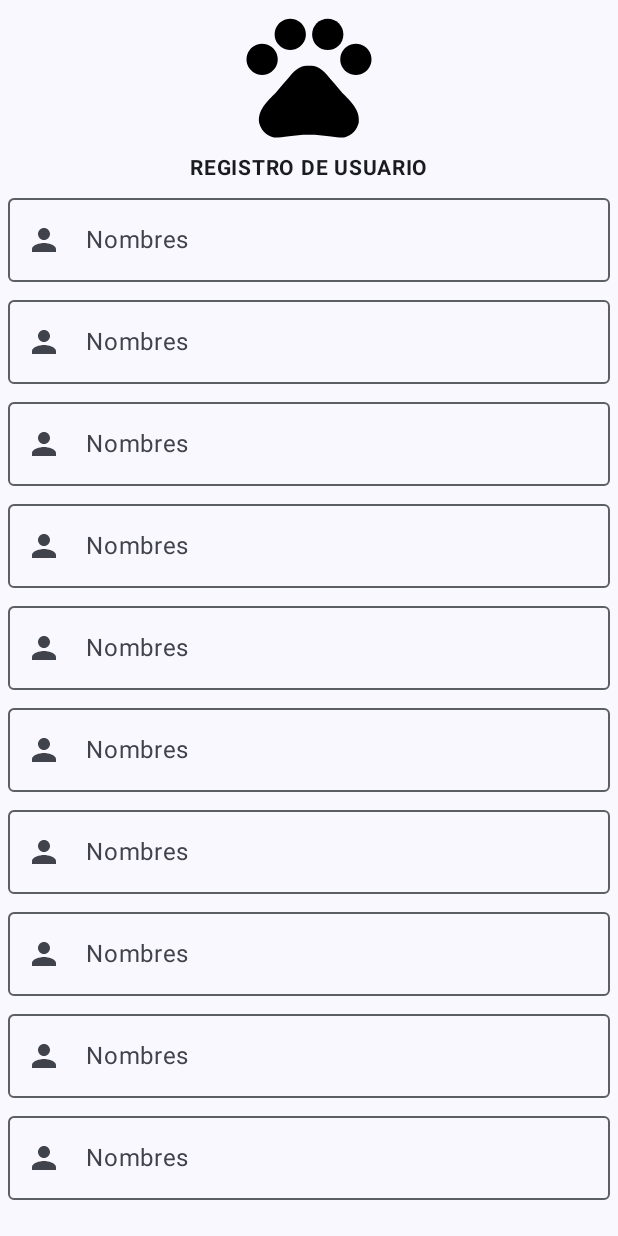
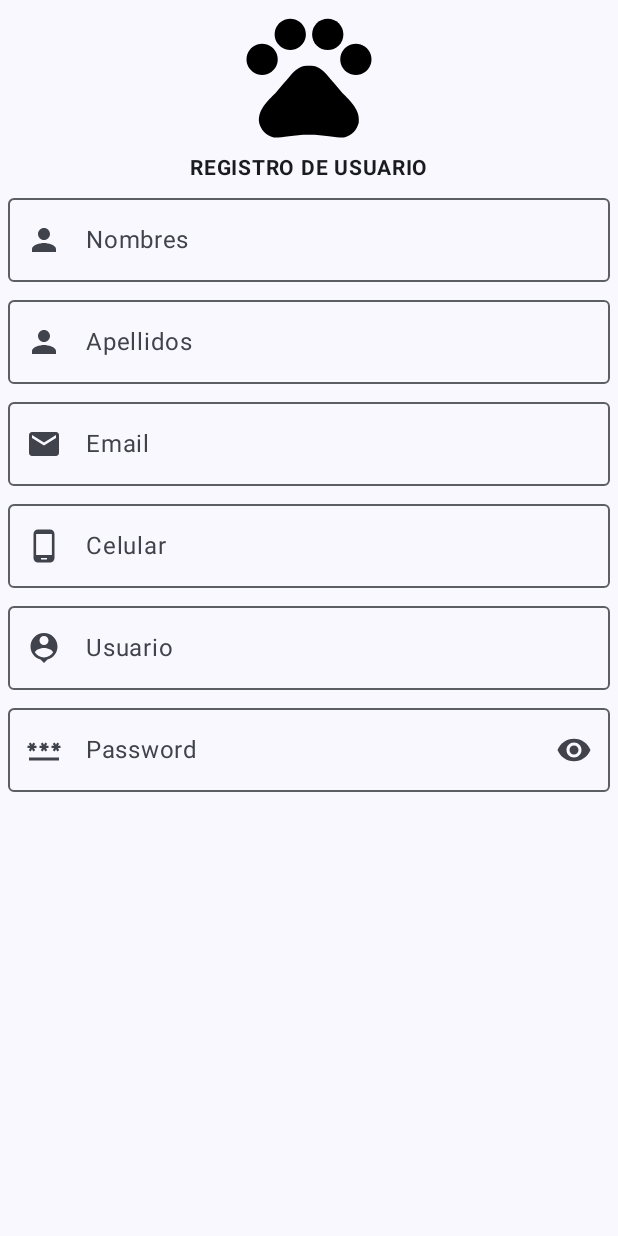
Before and after one commit to lsalvatierra/apppatitas-compose, an Android app built with Jetpack Compose: the registroScreen screen opened through its navigation route, on a phone screen of 412 x 824 dp. Run offline under Robolectric (Android 15) with nearby library versions, the phone set to English and light mode, and no system bars; our stand-ins replace Dagger/Hilt's generated code, livedata-compose.

Commit message:
Reestructuracòn y diseño del registro terminado.

```diff
--- a/app/src/main/java/pe/edu/idat/apppatitas_compose/MainActivity.kt
+++ b/app/src/main/java/pe/edu/idat/apppatitas_compose/MainActivity.kt
@@ -12,7 +12,7 @@ import androidx.navigation.compose.composable
 
 import androidx.navigation.compose.rememberNavController
 import dagger.hilt.android.AndroidEntryPoint
-import pe.edu.idat.apppatitas_compose.auth.view.LoginViewModel
+import pe.edu.idat.apppatitas_compose.auth.viewmodel.LoginViewModel
 import pe.edu.idat.apppatitas_compose.auth.view.loginScreen
 import pe.edu.idat.apppatitas_compose.auth.view.registroScreen
 import pe.edu.idat.apppatitas_compose.core.rutas.Ruta
--- a/app/src/main/java/pe/edu/idat/apppatitas_compose/auth/data/network/service/AuthService.kt
+++ b/app/src/main/java/pe/edu/idat/apppatitas_compose/auth/data/network/service/AuthService.kt
@@ -3,7 +3,9 @@ package pe.edu.idat.apppatitas_compose.auth.data.network.service
 import kotlinx.coroutines.Dispatchers
 import kotlinx.coroutines.withContext
 import pe.edu.idat.apppatitas_compose.auth.data.network.request.LoginRequest
+import pe.edu.idat.apppatitas_compose.auth.data.network.request.RegistroRequest
 import pe.edu.idat.apppatitas_compose.auth.data.network.response.LoginResponse
+import pe.edu.idat.apppatitas_compose.auth.data.network.response.RegistroResponse
 import pe.edu.idat.apppatitas_compose.auth.data.network.retrofitclient.PatitasClient
 import javax.inject.Inject
 
@@ -16,4 +18,11 @@ class AuthService @Inject constructor(
             response.body()!!
         }
     }
+
+    suspend fun registro(registroRequest: RegistroRequest): RegistroResponse {
+        return withContext(Dispatchers.IO){
+            val response = patitasClient.registro(registroRequest)
+            response.body()!!
+        }
+    }
 }
--- a/app/src/main/java/pe/edu/idat/apppatitas_compose/auth/data/repository/AuthRepository.kt
+++ b/app/src/main/java/pe/edu/idat/apppatitas_compose/auth/data/repository/AuthRepository.kt
@@ -3,7 +3,9 @@ package pe.edu.idat.apppatitas_compose.auth.data.repository
 import kotlinx.coroutines.Dispatchers
 import kotlinx.coroutines.withContext
 import pe.edu.idat.apppatitas_compose.auth.data.network.request.LoginRequest
+import pe.edu.idat.apppatitas_compose.auth.data.network.request.RegistroRequest
 import pe.edu.idat.apppatitas_compose.auth.data.network.response.LoginResponse
+import pe.edu.idat.apppatitas_compose.auth.data.network.response.RegistroResponse
 import pe.edu.idat.apppatitas_compose.auth.data.network.retrofitclient.PatitasClient
 import pe.edu.idat.apppatitas_compose.auth.data.network.service.AuthService
 import javax.inject.Inject
@@ -15,4 +17,7 @@ class AuthRepository @Inject constructor(
         return api.login(loginRequest)
     }
 
+    suspend fun registro(registroRequest: RegistroRequest):RegistroResponse{
+        return api.registro(registroRequest)
+    }
 }
--- /dev/null
+++ b/app/src/main/java/pe/edu/idat/apppatitas_compose/auth/domain/RegistroUseCase.kt
@@ -0,0 +1,18 @@
+package pe.edu.idat.apppatitas_compose.auth.domain
+
+import pe.edu.idat.apppatitas_compose.auth.data.network.request.LoginRequest
+import pe.edu.idat.apppatitas_compose.auth.data.network.request.RegistroRequest
+import pe.edu.idat.apppatitas_compose.auth.data.network.response.LoginResponse
+import pe.edu.idat.apppatitas_compose.auth.data.network.response.RegistroResponse
+import pe.edu.idat.apppatitas_compose.auth.data.repository.AuthRepository
+import javax.inject.Inject
+
+class RegistroUseCase @Inject
+constructor(private val repository: AuthRepository) {
+
+    suspend operator fun invoke(registroRequest: RegistroRequest)
+            : RegistroResponse {
+        return repository.registro(registroRequest)
+    }
+
+}
--- a/app/src/main/java/pe/edu/idat/apppatitas_compose/auth/view/LoginScreen.kt
+++ b/app/src/main/java/pe/edu/idat/apppatitas_compose/auth/view/LoginScreen.kt
@@ -1,7 +1,6 @@
 package pe.edu.idat.apppatitas_compose.auth.view
 
 import android.app.Activity
-import android.util.Patterns
 import androidx.compose.foundation.Image
 import androidx.compose.foundation.background
 import androidx.compose.foundation.clickable
@@ -31,7 +30,6 @@ import androidx.compose.material3.SnackbarHost
 import androidx.compose.material3.SnackbarHostState
 import androidx.compose.material3.Text
 import androidx.compose.runtime.Composable
-import androidx.compose.runtime.LaunchedEffect
 import androidx.compose.runtime.getValue
 import androidx.compose.runtime.mutableStateOf
 import androidx.compose.runtime.remember
@@ -53,6 +51,7 @@ import pe.edu.idat.apppatitas_compose.R
 import androidx.compose.runtime.livedata.observeAsState
 import androidx.compose.runtime.rememberCoroutineScope
 import kotlinx.coroutines.launch
+import pe.edu.idat.apppatitas_compose.auth.viewmodel.LoginViewModel
 import pe.edu.idat.apppatitas_compose.core.rutas.Ruta
 
 @Composable
--- a/app/src/main/java/pe/edu/idat/apppatitas_compose/auth/view/RegistroScreen.kt
+++ b/app/src/main/java/pe/edu/idat/apppatitas_compose/auth/view/RegistroScreen.kt
@@ -13,9 +13,16 @@ import androidx.compose.foundation.rememberScrollState
 import androidx.compose.foundation.text.KeyboardOptions
 import androidx.compose.foundation.verticalScroll
 import androidx.compose.material.icons.Icons
+import androidx.compose.material.icons.filled.Email
+import androidx.compose.material.icons.filled.Password
 import androidx.compose.material.icons.filled.Person
+import androidx.compose.material.icons.filled.PersonPin
 import androidx.compose.material.icons.filled.Pets
+import androidx.compose.material.icons.filled.PhoneAndroid
+import androidx.compose.material.icons.filled.Visibility
+import androidx.compose.material.icons.filled.VisibilityOff
 import androidx.compose.material3.Icon
+import androidx.compose.material3.IconButton
 import androidx.compose.material3.OutlinedTextField
 import androidx.compose.material3.Scaffold
 import androidx.compose.material3.Text
@@ -28,6 +35,8 @@ import androidx.compose.ui.Alignment
 import androidx.compose.ui.Modifier
 import androidx.compose.ui.text.font.FontWeight
 import androidx.compose.ui.text.input.KeyboardType
+import androidx.compose.ui.text.input.PasswordVisualTransformation
+import androidx.compose.ui.text.input.VisualTransformation
 import androidx.compose.ui.unit.dp
 import androidx.compose.ui.unit.sp
 
@@ -41,7 +50,6 @@ fun registroScreen() {
         ) {
             headerRegistro()
             bodyRegistro()
-
         }
     }
 }
@@ -76,31 +84,23 @@ fun bodyRegistro() {
             .padding(start = 5.dp, end = 5.dp)
             .verticalScroll(rememberScrollState())
     ) {
-        txtNombre(nombre) { nombre = it }
+        txtNombreReg(nombre) { nombre = it }
         Spacer(modifier = Modifier.size(4.dp))
-        txtNombre(nombre) { nombre = it }
+        txtApellidoReg(nombre) { nombre = it }
         Spacer(modifier = Modifier.size(4.dp))
-        txtNombre(nombre) { nombre = it }
+        txtEmailReg(nombre) { nombre = it }
         Spacer(modifier = Modifier.size(4.dp))
-        txtNombre(nombre) { nombre = it }
+        txtCelularReg(nombre) { nombre = it }
         Spacer(modifier = Modifier.size(4.dp))
-        txtNombre(nombre) { nombre = it }
+        txtUsuarioReg(nombre) { nombre = it }
         Spacer(modifier = Modifier.size(4.dp))
-        txtNombre(nombre) { nombre = it }
+        txtPasswordReg(nombre) { nombre = it }
         Spacer(modifier = Modifier.size(4.dp))
-        txtNombre(nombre) { nombre = it }
-        Spacer(modifier = Modifier.size(4.dp))
-        txtNombre(nombre) { nombre = it }
-        Spacer(modifier = Modifier.size(4.dp))
-        txtNombre(nombre) { nombre = it }
-        Spacer(modifier = Modifier.size(4.dp))
-        txtNombre(nombre) { nombre = it }
-
     }
 }
 
 @Composable
-fun txtNombre(nombre: String, onTextChanged: (String) -> Unit) {
+fun txtNombreReg(nombre: String, onTextChanged: (String) -> Unit) {
     OutlinedTextField(
         value = nombre,
         onValueChange = { onTextChanged(it) },
@@ -117,3 +117,109 @@ fun txtNombre(nombre: String, onTextChanged: (String) -> Unit) {
         keyboardOptions = KeyboardOptions(keyboardType = KeyboardType.Email),
     )
 }
+@Composable
+fun txtApellidoReg(apellido: String, onTextChanged: (String) -> Unit) {
+    OutlinedTextField(
+        value = apellido,
+        onValueChange = { onTextChanged(it) },
+        modifier = Modifier.fillMaxWidth(),
+        label = { Text(text = "Apellidos") },
+        maxLines = 1,
+        singleLine = true,
+        leadingIcon = {
+            Icon(
+                imageVector = Icons.Default.Person,
+                contentDescription = "Icono de persona"
+            )
+        },
+        keyboardOptions = KeyboardOptions(keyboardType = KeyboardType.Email),
+    )
+}
+@Composable
+fun txtEmailReg(email: String, onTextChanged: (String) -> Unit) {
+    OutlinedTextField(
+        value = email,
+        onValueChange = { onTextChanged(it) },
+        modifier = Modifier.fillMaxWidth(),
+        label = { Text(text = "Email") },
+        maxLines = 1,
+        singleLine = true,
+        leadingIcon = {
+            Icon(
+                imageVector = Icons.Default.Email,
+                contentDescription = "Icono de persona"
+            )
+        },
+        keyboardOptions = KeyboardOptions(keyboardType = KeyboardType.Email),
+    )
+}
+@Composable
+fun txtCelularReg(celular: String, onTextChanged: (String) -> Unit) {
+    OutlinedTextField(
+        value = celular,
+        onValueChange = { onTextChanged(it) },
+        modifier = Modifier.fillMaxWidth(),
+        label = { Text(text = "Celular") },
+        maxLines = 1,
+        singleLine = true,
+        leadingIcon = {
+            Icon(
+                imageVector = Icons.Default.PhoneAndroid,
+                contentDescription = "Icono de persona"
+            )
+        },
+        keyboardOptions = KeyboardOptions(keyboardType = KeyboardType.Email),
+    )
+}
+@Composable
+fun txtUsuarioReg(celular: String, onTextChanged: (String) -> Unit) {
+    OutlinedTextField(
+        value = celular,
+        onValueChange = { onTextChanged(it) },
+        modifier = Modifier.fillMaxWidth(),
+        label = { Text(text = "Usuario") },
+        maxLines = 1,
+        singleLine = true,
+        leadingIcon = {
+            Icon(
+                imageVector = Icons.Default.PersonPin,
+                contentDescription = "Icono de persona"
+            )
+        },
+        keyboardOptions = KeyboardOptions(keyboardType = KeyboardType.Email),
+    )
+}
+@Composable
+fun txtPasswordReg(password: String, onTextChanged: (String) -> Unit) {
+    var passwordVisibility by rememberSaveable {
+        mutableStateOf(false)
+    }
+    OutlinedTextField(
+        value = password, onValueChange = { onTextChanged(it) },
+        modifier = Modifier.fillMaxWidth(),
+        label = { Text(text = "Password") },
+        maxLines = 1,
+        singleLine = true,
+        keyboardOptions = KeyboardOptions(keyboardType = KeyboardType.Password),
+        trailingIcon = {
+            val imagen = if (passwordVisibility) {
+                Icons.Filled.VisibilityOff
+            } else {
+                Icons.Filled.Visibility
+            }
+            IconButton(onClick = { passwordVisibility = !passwordVisibility }) {
+                Icon(imageVector = imagen, contentDescription = "ver password")
+            }
+        },
+        leadingIcon = {
+            Icon(
+                imageVector = Icons.Default.Password,
+                contentDescription = "Icono de persona"
+            )
+        },
+        visualTransformation = if (passwordVisibility) {
+            VisualTransformation.None
+        } else PasswordVisualTransformation()
+
+    )
+}
--- a/app/src/main/java/pe/edu/idat/apppatitas_compose/auth/view/LoginViewModel.kt
+++ b/app/src/main/java/pe/edu/idat/apppatitas_compose/auth/viewmodel/LoginViewModel.kt
@@ -1,7 +1,6 @@
-package pe.edu.idat.apppatitas_compose.auth.view
+package pe.edu.idat.apppatitas_compose.auth.viewmodel
 
 import android.util.Log
-import android.util.Patterns
 import androidx.lifecycle.LiveData
 import androidx.lifecycle.MutableLiveData
 import androidx.lifecycle.ViewModel
--- /dev/null
+++ b/app/src/main/java/pe/edu/idat/apppatitas_compose/auth/viewmodel/RegistroViewModel.kt
@@ -0,0 +1,4 @@
+package pe.edu.idat.apppatitas_compose.auth.viewmodel
+
+class RegistroViewModel {
+}
```
